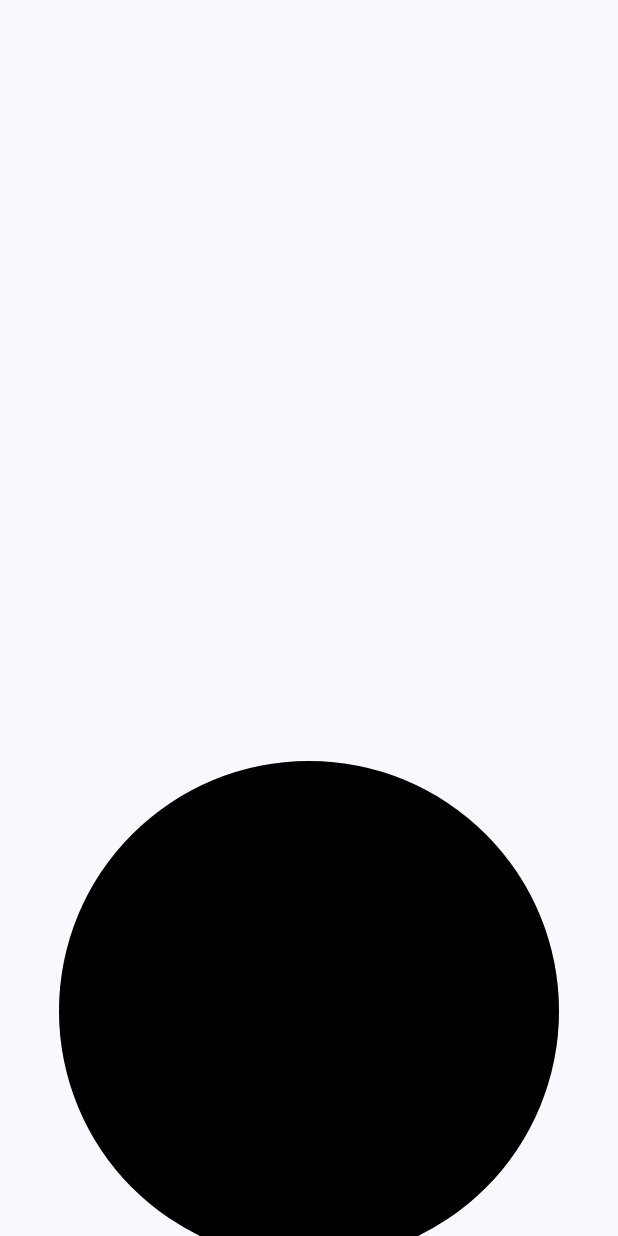
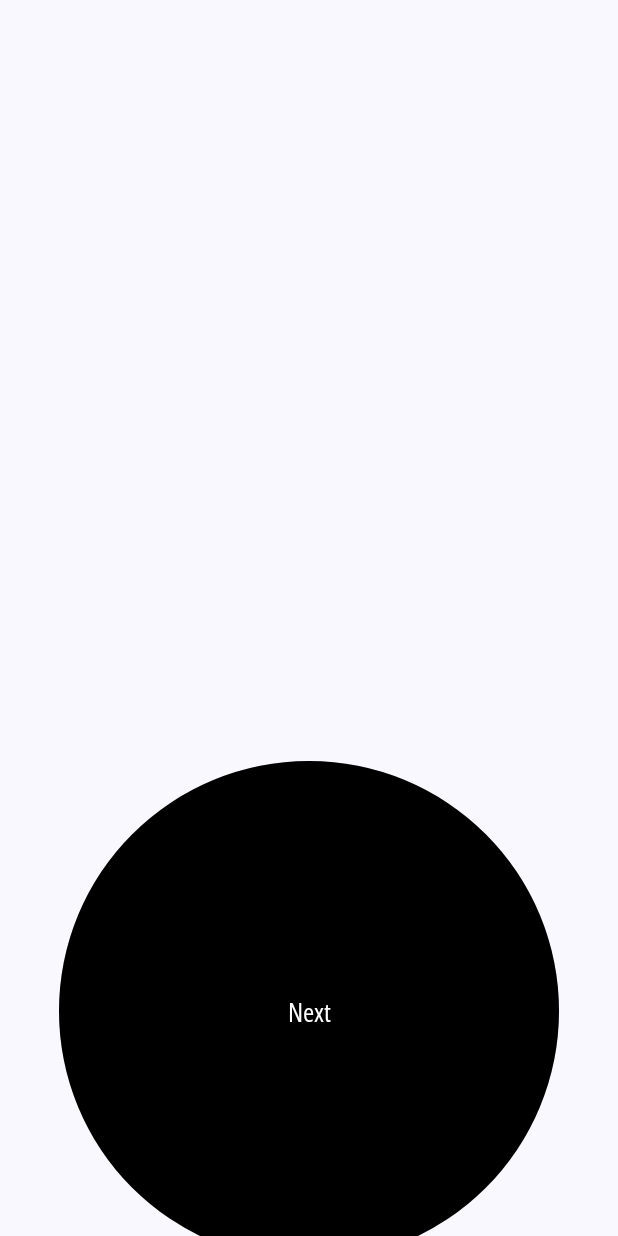
Before and after one commit to mejdi14/Blob-Stepper, an Android app built with Jetpack Compose: the screen it shows after launch (MainActivity), on a phone screen of 412 x 824 dp. Run offline under Robolectric (Android 15) with nearby library versions, the phone set to English and light mode, and no system bars.

Commit message:
yes still works

```diff
--- a/app/src/main/java/com/example/blob_stepper/MainActivity.kt
+++ b/app/src/main/java/com/example/blob_stepper/MainActivity.kt
@@ -14,6 +14,7 @@ import androidx.compose.material3.MaterialTheme
 import androidx.compose.material3.Surface
 import androidx.compose.material3.Text
 import androidx.compose.runtime.Composable
+import androidx.compose.runtime.mutableStateOf
 import androidx.compose.runtime.remember
 import androidx.compose.ui.Modifier
 import androidx.compose.ui.graphics.Color
@@ -24,6 +25,7 @@ import com.example.blob_stepper.component.ProgressCircleComposable
 import com.example.blob_stepper.controller.BlobActionListener
 import com.example.blob_stepper.controller.BlobProgressController
 import com.example.blob_stepper.data.BlobCircle
+import com.example.blob_stepper.data.BlobText
 import com.example.blob_stepper.data.ProgressBorderCircle
 import com.example.blob_stepper.ui.theme.BlobStepperTheme
 
@@ -64,6 +66,9 @@ fun GreetingPreview() {
 fun BlobScreen() {
     Box(modifier = Modifier.fillMaxSize()) {
         val controller = remember { BlobProgressController(steps = 8) }
+        val textValue = remember {
+            mutableStateOf("Next")
+        }
         Column {
             Box(
                 modifier = Modifier
@@ -71,13 +76,14 @@ fun BlobScreen() {
                     .background(color = Color.Blue)
             ) {
             }
-            BlobStepper(controller = controller, blobActionListener = object : BlobActionListener {
+            BlobStepper(controller = controller, blobCircle = BlobCircle(blobText = BlobText(textStateValue = textValue)),blobActionListener = object : BlobActionListener {
                 override fun onChangeListener(step: Int) {
                     Log.d("TAG", "onChangeListener: $step")
                 }
 
                 override fun onFinishListener() {
                     Log.d("TAG", "onFinishListener: ")
+                    textValue.value = "Done"
                 }
 
             })
```
